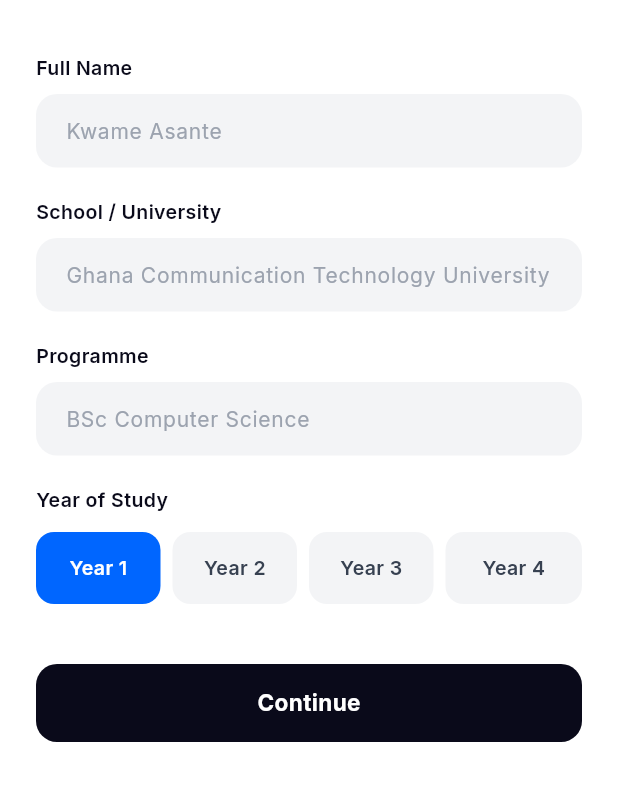
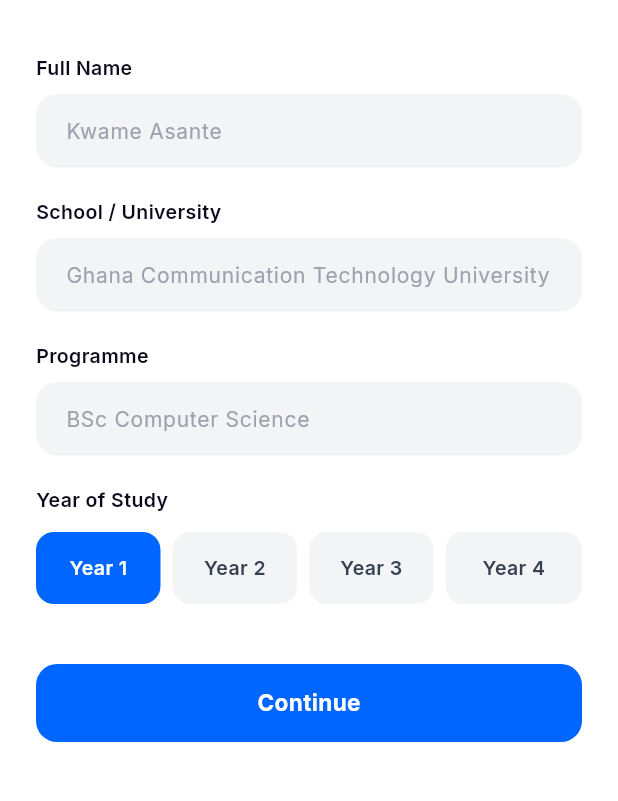
Before and after one commit to chrisxie12/UNIFY, a Flutter app: the OnboardingScreen screen opened by its route, on a phone screen of 412 x 824 dp, the part 143-944 px from its top. Run offline on Flutter 3.47's test engine with Material 3 defaults, Android fonts, the phone set to English and light mode, and no system bars; our stand-ins replace cached_network_image, equatable, flutter_dotenv, flutter_riverpod, flutter_svg, go_router and 7 more; accounts and stored records are empty; network calls fail.

Commit message:
fix(consistency): primary CTA buttons now use AppColors.primary (#0066FF)
The root cause of visual inconsistency: AppButton.primary variant and
ElevatedButton theme were both using AppColors.dark (near-black) instead
of AppColors.primary (UNIFY blue). Every call-to-action across the app
(Get Started, Continue, sign-up etc.) was rendering black rather than the
brand blue that all other UI elements use.

- app_button.dart: primary bg AppColors.dark → AppColors.primary
- app_theme.dart: elevatedButtonTheme bg AppColors.dark → AppColors.primary
- onboarding_screen.dart: 2 hardcoded Color() → AppColors.surface / AppColors.grey1

flutter analyze: 0 issues

https://claude.ai/code/session_01Ho6HSv4QZY4KoUvcMZKtur

```diff
--- a/mobile_flutter/lib/core/theme/app_theme.dart
+++ b/mobile_flutter/lib/core/theme/app_theme.dart
@@ -58,7 +58,7 @@ class AppTheme {
       ),
       elevatedButtonTheme: ElevatedButtonThemeData(
         style: ElevatedButton.styleFrom(
-          backgroundColor: AppColors.dark,
+          backgroundColor: AppColors.primary,
           foregroundColor: AppColors.white,
           minimumSize: const Size(double.infinity, 52),
           shape: RoundedRectangleBorder(borderRadius: BorderRadius.circular(14)),
--- a/mobile_flutter/lib/core/widgets/app_button.dart
+++ b/mobile_flutter/lib/core/widgets/app_button.dart
@@ -30,7 +30,7 @@ class AppButton extends StatelessWidget {
 
     switch (variant) {
       case AppButtonVariant.primary:
-        bg = enabled ? AppColors.dark : AppColors.surface;
+        bg = enabled ? AppColors.primary : AppColors.surface;
         fg = enabled ? AppColors.white : AppColors.grey3;
       case AppButtonVariant.secondary:
         bg = AppColors.surface;
--- a/mobile_flutter/lib/features/auth/presentation/screens/onboarding_screen.dart
+++ b/mobile_flutter/lib/features/auth/presentation/screens/onboarding_screen.dart
@@ -117,7 +117,7 @@ class _OnboardingScreenState extends ConsumerState<OnboardingScreen> {
                         margin: EdgeInsets.only(right: i < 3 ? 8 : 0),
                         height: 48,
                         decoration: BoxDecoration(
-                          color: selected ? AppColors.primary : const Color(0xFFF3F4F6),
+                          color: selected ? AppColors.primary : AppColors.surface,
                           borderRadius: BorderRadius.circular(12),
                         ),
                         child: Center(
@@ -126,7 +126,7 @@ class _OnboardingScreenState extends ConsumerState<OnboardingScreen> {
                             style: TextStyle(
                               fontSize: 13,
                               fontWeight: FontWeight.w600,
-                              color: selected ? Colors.white : const Color(0xFF374151),
+                              color: selected ? AppColors.white : AppColors.grey1,
                             ),
                           ),
                         ),
```
